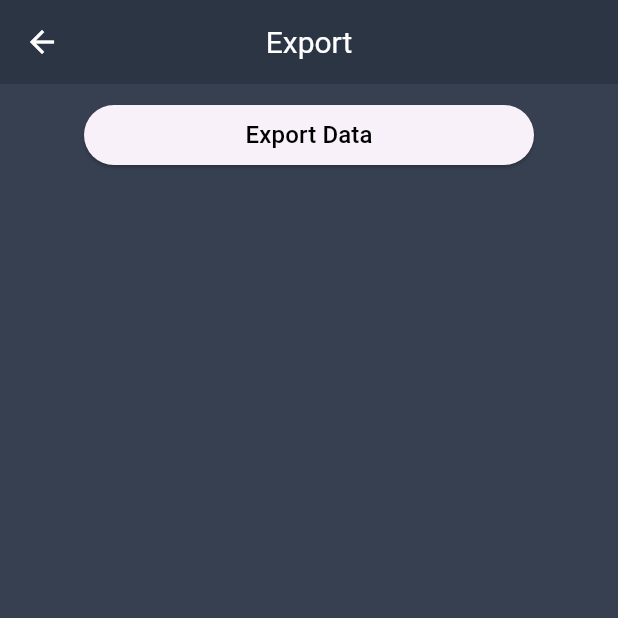
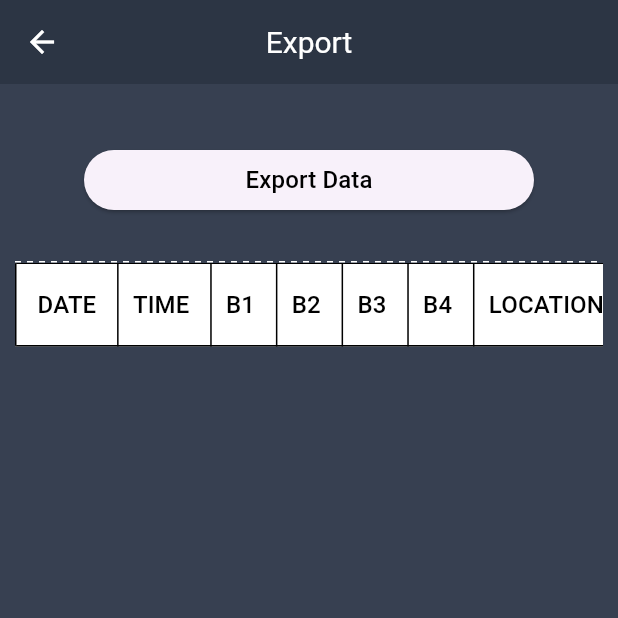
Before and after one commit to aotpattrawutkhamma/ircProject, a Flutter app: the screen it shows after launch, after a tap on "Export", on a phone screen of 412 x 824 dp, the top half of it. Run offline on Flutter 3.47's test engine with Material 2 defaults, Android fonts, the phone set to English and light mode, and no system bars; drawn by our look-alikes of dotted_line; our stand-ins replace csv, dropdown_button2, file_picker, font_awesome_flutter, page_transition, sqflite; accounts and stored records are empty.

Commit message:
sqlilte ScanFile

```diff
--- /dev/null
+++ b/irc_application/lib/modelsSqlite/fileCsvScanModel.dart
@@ -0,0 +1,36 @@
+class FileCsvModel {
+  const FileCsvModel({
+    this.ID,
+    this.LOCATION,
+    this.B1,
+    this.B2,
+    this.B3,
+    this.B4,
+    this.DATE,
+  });
+  final int? ID;
+  final String? LOCATION;
+  final String? B1;
+  final String? B2;
+  final String? B3;
+  final String? B4;
+  final String? DATE;
+
+  List<Object> get props => [
+        ID!,
+        LOCATION!,
+        B1!,
+        B2!,
+        B3!,
+        B4!,
+        DATE!,
+      ];
+  FileCsvModel.fromMap(Map<String, dynamic> map)
+      : ID = map['ID'],
+        LOCATION = map['LOCATION'],
+        B1 = map['B1'],
+        B2 = map['B2'],
+        B3 = map['B3'],
+        B4 = map['B4'],
+        DATE = map['DATE'];
+}
--- a/irc_application/lib/screen/export/export_screen.dart
+++ b/irc_application/lib/screen/export/export_screen.dart
@@ -1,8 +1,12 @@
 import 'dart:io';
 
 import 'package:csv/csv.dart';
+import 'package:dotted_line/dotted_line.dart';
 import 'package:flutter/material.dart';
 import 'package:irc_application/config/app_constants.dart';
+import 'package:irc_application/models/csvModel.dart';
+import 'package:irc_application/modelsSqlite/fileCsvModel.dart';
+import 'package:irc_application/services/sqlite.dart';
 import 'package:irc_application/widgets/Custom_bg.dart';
 import 'package:irc_application/widgets/Custom_button.dart';
 import 'package:irc_application/widgets/Label.dart';
@@ -16,7 +20,16 @@ class ExportScreen extends StatefulWidget {
 
 class _ExportScreenState extends State<ExportScreen> {
   List CsvModuleList = [];
+  List<CsvModel> csvModelData = [];
   String csv = "";
+  List<FileCsvModel> result = [];
+  DatabaseHelper databaseHelper = DatabaseHelper();
+
+  @override
+  void initState() {
+    super.initState();
+    _getData();
+  }
 
   Future<void> _ExportCSV() async {
     var data = 'Date';
@@ -36,6 +49,18 @@ class _ExportScreenState extends State<ExportScreen> {
     var result = await file.writeAsString(data);
   }
 
+  Future _getData() async {
+    List<Map<String, dynamic>> sqlData =
+        await databaseHelper.queryData('FileCsv');
+    if (sqlData.isNotEmpty) {
+      setState(() {
+        result = sqlData.map((e) => FileCsvModel.fromMap(e)).toList();
+      });
+    } else {
+      print("Nodata");
+    }
+  }
+
   Future<String> getFilename(String extension) async {
     return '${DateTime.now().toIso8601String()}.extension';
   }
@@ -52,6 +77,9 @@ class _ExportScreenState extends State<ExportScreen> {
         padding: const EdgeInsets.all(10.0),
         child: Column(
           children: [
+            const SizedBox(
+              height: 30,
+            ),
             Center(
               child: CustomButton(
                 width: 300,
@@ -59,6 +87,56 @@ class _ExportScreenState extends State<ExportScreen> {
                 onPressed: _ExportCSV,
               ),
             ),
+            const SizedBox(
+              height: 30,
+            ),
+            const DottedLine(
+              dashColor: COLOR_WHITE,
+            ),
+            Expanded(
+                child: SingleChildScrollView(
+              scrollDirection: Axis.horizontal,
+              child: SingleChildScrollView(
+                scrollDirection: Axis.vertical,
+                child: Container(
+                  width: MediaQuery.of(context).size.width,
+                  color: COLOR_WHITE,
+                  child: DataTable(
+                      border: TableBorder.all(width: 1),
+                      columnSpacing: 20,
+                      horizontalMargin: 15,
+                      columns: [
+                        DataColumn(label: Label('DATE')),
+                        DataColumn(label: Label('TIME')),
+                        DataColumn(label: Label('B1')),
+                        DataColumn(label: Label('B2')),
+                        DataColumn(label: Label('B3')),
+                        DataColumn(label: Label('B4')),
+                        DataColumn(label: Label('LOCATION')),
+                      ],
+                      rows: csvModelData.isNotEmpty
+                          ? csvModelData.skip(1).map((data) {
+                              return DataRow(cells: [
+                                DataCell(Label(data.LOCATION ?? '')),
+                                DataCell(Label(
+                                  data.DATA ?? '',
+                                  fontSize: 15,
+                                )),
+                              ]);
+                            }).toList()
+                          : result.isNotEmpty
+                              ? result.skip(1).map((e) {
+                                  return DataRow(cells: [
+                                    DataCell(Text(e.LOCATION ?? '')),
+                                    DataCell(Text(
+                                      e.DATA ?? '',
+                                    )),
+                                  ]);
+                                }).toList()
+                              : List.empty()),
+                ),
+              ),
+            ))
           ],
         ),
       ),
--- a/irc_application/lib/screen/import/import_screen.dart
+++ b/irc_application/lib/screen/import/import_screen.dart
@@ -22,7 +22,6 @@ class ImportScreen extends StatefulWidget {
 
 class _ImportScreenState extends State<ImportScreen> {
   List<CsvModel> csvModelData = [];
-  List<CsvModel> _tempCsv = [];
   List<FileCsvModel> result = [];
   DatabaseHelper databaseHelper = DatabaseHelper();
 
--- a/irc_application/lib/services/sqlite.dart
+++ b/irc_application/lib/services/sqlite.dart
@@ -75,6 +75,7 @@ class DatabaseHelper {
 
   void _createDb(Database db, int newVersion) async {
     _createFileCsv(db, newVersion);
+    _createFileScanCsv(db, newVersion);
   }
 
   void _createFileCsv(Database db, int newVersion) async {
@@ -84,4 +85,17 @@ class DatabaseHelper {
         'DATA TEXT'
         ')');
   }
+
+  void _createFileScanCsv(Database db, int newVersion) async {
+    await db.execute('CREATE TABLE FileScanCsv ('
+        'ID INTEGER PRIMARY KEY AUTOINCREMENT, '
+        'LOCATION TEXT,'
+        'B1 TEXT'
+        'B2 TEXT'
+        'B3 TEXT'
+        'B4 TEXT'
+        'TIME TEXT'
+        'DATE TEXT'
+        ')');
+  }
 }
```
